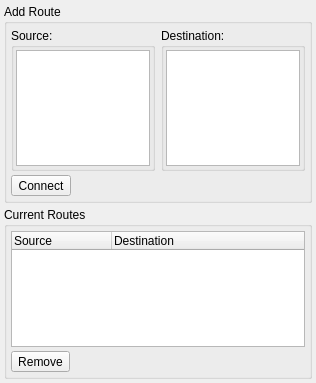
Qt form oom/mixer/routedialogbase.ui (ccherrett/oom) before a commit.
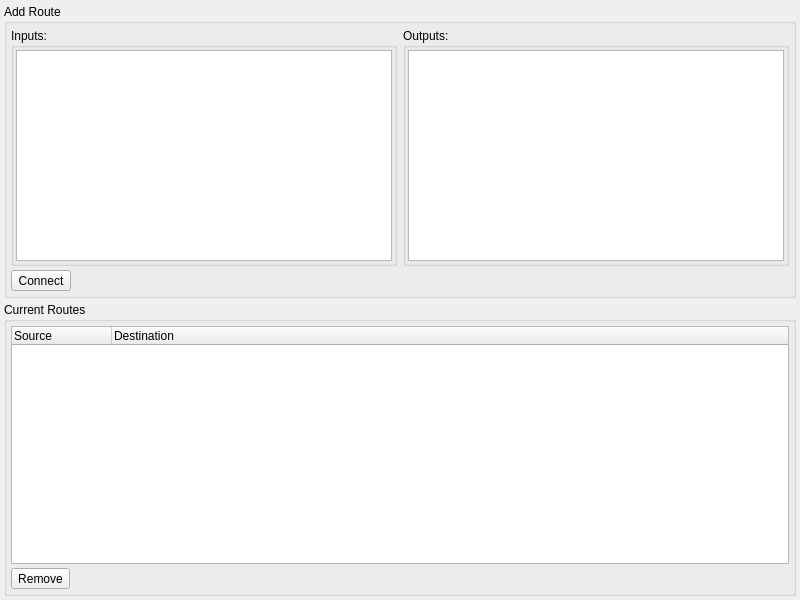
The same form after that commit.

Commit message: Updated and styled the routes dialog

```diff
--- a/oom/mixer/routedialogbase.ui
+++ b/oom/mixer/routedialogbase.ui
@@ -6,8 +6,8 @@
    <rect>
     <x>0</x>
     <y>0</y>
-    <width>316</width>
-    <height>383</height>
+    <width>800</width>
+    <height>600</height>
    </rect>
   </property>
   <property name="sizePolicy">
@@ -49,7 +49,7 @@
            </sizepolicy>
           </property>
           <property name="title">
-           <string>Source:</string>
+           <string>Inputs:</string>
           </property>
           <layout class="QVBoxLayout">
            <property name="spacing">
@@ -73,7 +73,7 @@
            </sizepolicy>
           </property>
           <property name="title">
-           <string>Destination:</string>
+           <string>Outputs:</string>
           </property>
           <layout class="QVBoxLayout">
            <property name="spacing">
```
Left out of the diff: 12 changed lines with no effect on the pictures. The commit also changes 1 other file.
